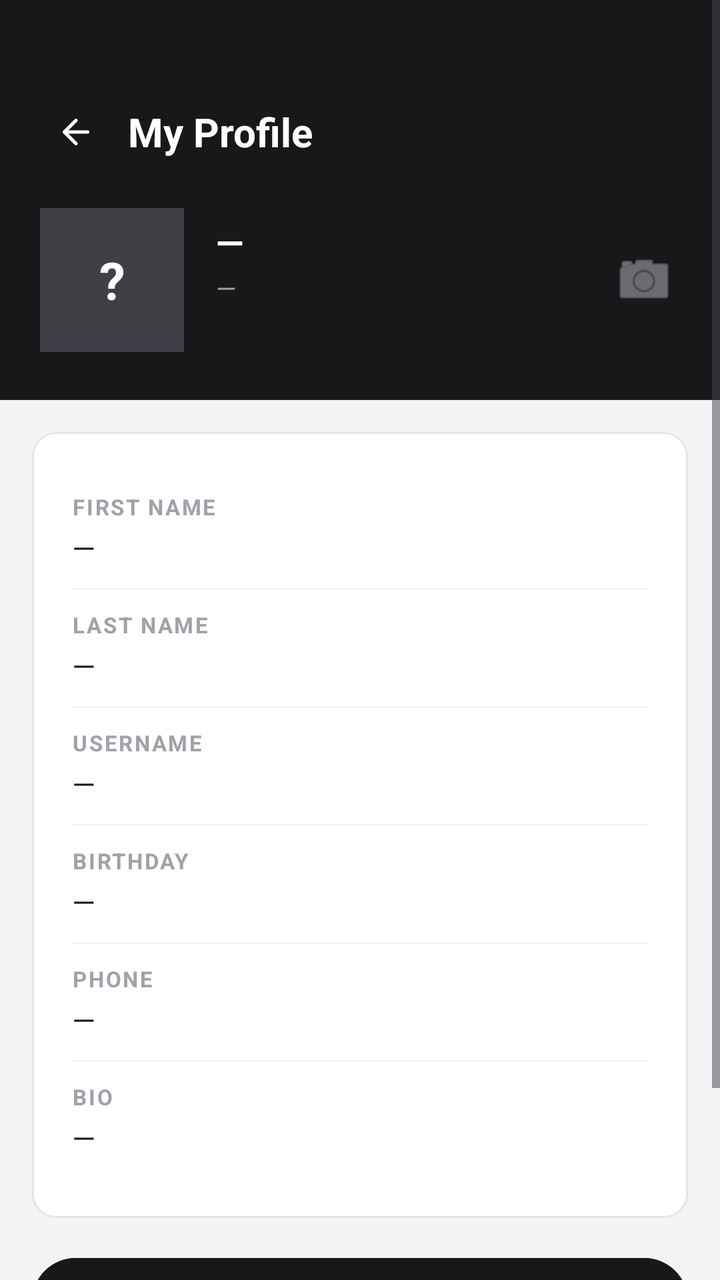
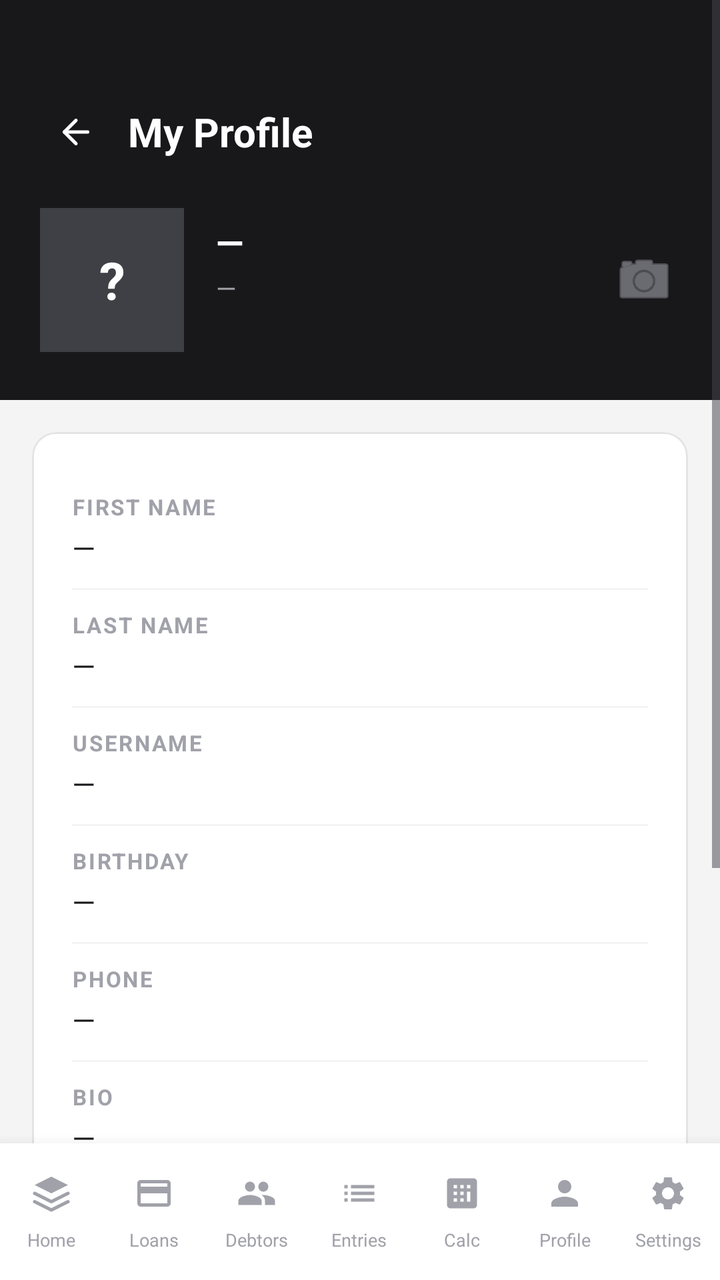

The first picture is an Android layout as it rendered before a commit; the second is the same layout after the commit. The layout source and the unified diff follow.
<!-- AndroidManifest.xml: application theme Theme.LoanBuddy -->
<!-- res/layout/activity_profile.xml -->
<?xml version="1.0" encoding="utf-8"?>
<ScrollView xmlns:android="http://schemas.android.com/apk/res/android"
    xmlns:app="http://schemas.android.com/apk/res-auto"
    android:id="@+id/profile_container"
    android:layout_width="match_parent"
    android:layout_height="match_parent"
    android:background="@color/bg_page"
    android:fillViewport="true">

    <LinearLayout
        android:layout_width="match_parent"
        android:layout_height="wrap_content"
        android:orientation="vertical">

        
        <LinearLayout
            android:layout_width="match_parent"
            android:layout_height="wrap_content"
            android:background="@color/zinc_900"
            android:orientation="vertical"
            android:paddingHorizontal="20dp"
            android:paddingTop="48dp"
            android:paddingBottom="24dp">

            <LinearLayout
                android:layout_width="match_parent"
                android:layout_height="wrap_content"
                android:gravity="center_vertical"
                android:orientation="horizontal">

                <ImageButton
                    android:id="@+id/back_button"
                    android:layout_width="36dp"
                    android:layout_height="36dp"
                    android:background="?attr/selectableItemBackgroundBorderless"
                    android:src="@drawable/ic_arrow_left"
                    android:contentDescription="Back"
                    app:tint="@color/white" />

                <TextView
                    android:layout_width="0dp"
                    android:layout_height="wrap_content"
                    android:layout_weight="1"
                    android:layout_marginStart="8dp"
                    android:text="My Profile"
                    android:textColor="@color/white"
                    android:textSize="20sp"
                    android:textStyle="bold" />

                <ProgressBar
                    android:id="@+id/progress_bar"
                    android:layout_width="24dp"
                    android:layout_height="24dp"
                    android:visibility="gone" />
            </LinearLayout>

            
            <LinearLayout
                android:layout_width="match_parent"
                android:layout_height="wrap_content"
                android:layout_marginTop="20dp"
                android:gravity="center_vertical"
                android:orientation="horizontal">

                <FrameLayout
                    android:layout_width="72dp"
                    android:layout_height="72dp">

                    <ImageView
                        android:id="@+id/avatar_image"
                        android:layout_width="72dp"
                        android:layout_height="72dp"
                        android:background="@color/zinc_700"
                        android:scaleType="centerCrop"
                        android:contentDescription="Profile photo"
                        android:visibility="gone" />

                    <TextView
                        android:id="@+id/avatar_initials"
                        android:layout_width="72dp"
                        android:layout_height="72dp"
                        android:gravity="center"
                        android:background="@color/zinc_700"
                        android:textColor="@color/white"
                        android:textSize="26sp"
                        android:textStyle="bold"
                        android:text="?" />
                </FrameLayout>

                <LinearLayout
                    android:layout_width="0dp"
                    android:layout_height="wrap_content"
                    android:layout_weight="1"
                    android:layout_marginStart="16dp"
                    android:orientation="vertical">

                    <TextView
                        android:id="@+id/profile_name"
                        android:layout_width="wrap_content"
                        android:layout_height="wrap_content"
                        android:text="—"
                        android:textColor="@color/white"
                        android:textSize="18sp"
                        android:textStyle="bold" />

                    <TextView
                        android:id="@+id/profile_email"
                        android:layout_width="wrap_content"
                        android:layout_height="wrap_content"
                        android:layout_marginTop="2dp"
                        android:text="—"
                        android:textColor="@color/zinc_400"
                        android:textSize="13sp" />

                    <TextView
                        android:id="@+id/profile_username"
                        android:layout_width="wrap_content"
                        android:layout_height="wrap_content"
                        android:layout_marginTop="2dp"
                        android:text=""
                        android:textColor="@color/zinc_500"
                        android:textSize="12sp" />
                </LinearLayout>

                <ImageButton
                    android:id="@+id/btn_change_photo"
                    android:layout_width="36dp"
                    android:layout_height="36dp"
                    android:background="?attr/selectableItemBackgroundBorderless"
                    android:src="@android:drawable/ic_menu_camera"
                    android:contentDescription="Change photo"
                    app:tint="@color/zinc_400" />
            </LinearLayout>
        </LinearLayout>

        
        <LinearLayout
            android:layout_width="match_parent"
            android:layout_height="wrap_content"
            android:orientation="vertical"
            android:padding="16dp">

            <com.google.android.material.card.MaterialCardView
                android:layout_width="match_parent"
                android:layout_height="wrap_content"
                app:cardBackgroundColor="@color/bg_card"
                app:cardCornerRadius="12dp"
                app:cardElevation="0dp"
                app:strokeColor="@color/zinc_200"
                app:strokeWidth="1dp">

                <LinearLayout
                    android:layout_width="match_parent"
                    android:layout_height="wrap_content"
                    android:orientation="vertical"
                    android:padding="20dp">

                    
                    <LinearLayout android:layout_width="match_parent" android:layout_height="wrap_content" android:orientation="vertical" android:paddingVertical="10dp">
                        <TextView android:layout_width="wrap_content" android:layout_height="wrap_content" android:text="FIRST NAME" android:textColor="@color/zinc_400" android:textSize="11sp" android:textStyle="bold" android:letterSpacing="0.08" />
                        <TextView android:id="@+id/val_first_name" android:layout_width="wrap_content" android:layout_height="wrap_content" android:layout_marginTop="3dp" android:text="—" android:textColor="@color/zinc_900" android:textSize="15sp" />
                    </LinearLayout>

                    <View android:layout_width="match_parent" android:layout_height="1dp" android:background="@color/zinc_100" />

                    
                    <LinearLayout android:layout_width="match_parent" android:layout_height="wrap_content" android:orientation="vertical" android:paddingVertical="10dp">
                        <TextView android:layout_width="wrap_content" android:layout_height="wrap_content" android:text="LAST NAME" android:textColor="@color/zinc_400" android:textSize="11sp" android:textStyle="bold" android:letterSpacing="0.08" />
                        <TextView android:id="@+id/val_last_name" android:layout_width="wrap_content" android:layout_height="wrap_content" android:layout_marginTop="3dp" android:text="—" android:textColor="@color/zinc_900" android:textSize="15sp" />
                    </LinearLayout>

                    <View android:layout_width="match_parent" android:layout_height="1dp" android:background="@color/zinc_100" />

                    
                    <LinearLayout android:layout_width="match_parent" android:layout_height="wrap_content" android:orientation="vertical" android:paddingVertical="10dp">
                        <TextView android:layout_width="wrap_content" android:layout_height="wrap_content" android:text="USERNAME" android:textColor="@color/zinc_400" android:textSize="11sp" android:textStyle="bold" android:letterSpacing="0.08" />
                        <TextView android:id="@+id/val_username" android:layout_width="wrap_content" android:layout_height="wrap_content" android:layout_marginTop="3dp" android:text="—" android:textColor="@color/zinc_900" android:textSize="15sp" />
                    </LinearLayout>

                    <View android:layout_width="match_parent" android:layout_height="1dp" android:background="@color/zinc_100" />

                    
                    <LinearLayout android:layout_width="match_parent" android:layout_height="wrap_content" android:orientation="vertical" android:paddingVertical="10dp">
                        <TextView android:layout_width="wrap_content" android:layout_height="wrap_content" android:text="BIRTHDAY" android:textColor="@color/zinc_400" android:textSize="11sp" android:textStyle="bold" android:letterSpacing="0.08" />
                        <TextView android:id="@+id/val_birthday" android:layout_width="wrap_content" android:layout_height="wrap_content" android:layout_marginTop="3dp" android:text="—" android:textColor="@color/zinc_900" android:textSize="15sp" />
                    </LinearLayout>

                    <View android:layout_width="match_parent" android:layout_height="1dp" android:background="@color/zinc_100" />

                    
                    <LinearLayout android:layout_width="match_parent" android:layout_height="wrap_content" android:orientation="vertical" android:paddingVertical="10dp">
                        <TextView android:layout_width="wrap_content" android:layout_height="wrap_content" android:text="PHONE" android:textColor="@color/zinc_400" android:textSize="11sp" android:textStyle="bold" android:letterSpacing="0.08" />
                        <TextView android:id="@+id/val_phone" android:layout_width="wrap_content" android:layout_height="wrap_content" android:layout_marginTop="3dp" android:text="—" android:textColor="@color/zinc_900" android:textSize="15sp" />
                    </LinearLayout>

                    <View android:layout_width="match_parent" android:layout_height="1dp" android:background="@color/zinc_100" />

                    
                    <LinearLayout android:layout_width="match_parent" android:layout_height="wrap_content" android:orientation="vertical" android:paddingVertical="10dp">
                        <TextView android:layout_width="wrap_content" android:layout_height="wrap_content" android:text="BIO" android:textColor="@color/zinc_400" android:textSize="11sp" android:textStyle="bold" android:letterSpacing="0.08" />
                        <TextView android:id="@+id/val_bio" android:layout_width="wrap_content" android:layout_height="wrap_content" android:layout_marginTop="3dp" android:text="—" android:textColor="@color/zinc_900" android:textSize="15sp" />
                    </LinearLayout>

                </LinearLayout>
            </com.google.android.material.card.MaterialCardView>

            
            <Button
                android:id="@+id/btn_edit_profile"
                android:layout_width="match_parent"
                android:layout_height="52dp"
                android:layout_marginTop="16dp"
                android:backgroundTint="@color/zinc_900"
                android:text="Edit Profile"
                android:textColor="@color/white"
                android:textSize="14sp"
                android:textStyle="bold" />

            <Button
                android:id="@+id/btn_change_password"
                android:layout_width="match_parent"
                android:layout_height="52dp"
                android:layout_marginTop="8dp"
                android:backgroundTint="@color/zinc_700"
                android:text="Change Password"
                android:textColor="@color/white"
                android:textSize="14sp" />

        </LinearLayout>
    </LinearLayout>
</ScrollView>
<!-- resources referenced by this layout -->
<resources>
  <!-- unchanged entries left out for length: 12 -->
</resources>

<!-- the commit's change to res/layout/activity_profile.xml (unified diff, before → after) -->
@@ -1,10 +1,16 @@
 <?xml version="1.0" encoding="utf-8"?>
-<ScrollView xmlns:android="http://schemas.android.com/apk/res/android"
+<LinearLayout xmlns:android="http://schemas.android.com/apk/res/android"
     xmlns:app="http://schemas.android.com/apk/res-auto"
     android:id="@+id/profile_container"
     android:layout_width="match_parent"
     android:layout_height="match_parent"
     android:background="@color/bg_page"
+    android:orientation="vertical">
+
+<ScrollView
+    android:layout_width="match_parent"
+    android:layout_height="0dp"
+    android:layout_weight="1"
     android:fillViewport="true">
 
     <LinearLayout
@@ -229,3 +235,98 @@
         </LinearLayout>
     </LinearLayout>
 </ScrollView>
+
+<include layout="@layout/layout_bottom_nav" />
+
+</LinearLayout>
+<!-- res/layout/layout_bottom_nav.xml (included above) -->
+<?xml version="1.0" encoding="utf-8"?>
+<LinearLayout xmlns:android="http://schemas.android.com/apk/res/android"
+    xmlns:app="http://schemas.android.com/apk/res-auto"
+    android:id="@+id/bottom_nav_container"
+    android:layout_width="match_parent"
+    android:layout_height="wrap_content"
+    android:background="@color/white"
+    android:elevation="12dp"
+    android:orientation="horizontal"
+    android:paddingTop="8dp"
+    android:paddingBottom="12dp">
+
+    
+    <LinearLayout android:id="@+id/nav_home" android:layout_width="0dp" android:layout_height="wrap_content"
+        android:layout_weight="1" android:gravity="center" android:orientation="vertical" android:padding="2dp">
+        <FrameLayout android:id="@+id/nav_bg_home" android:layout_width="44dp" android:layout_height="30dp" android:gravity="center">
+            <ImageView android:id="@+id/nav_icon_home" android:layout_width="20dp" android:layout_height="20dp"
+                android:layout_gravity="center" android:src="@drawable/ic_home" app:tint="@color/zinc_400" />
+        </FrameLayout>
+        <TextView android:id="@+id/nav_label_home" android:layout_width="wrap_content" android:layout_height="wrap_content"
+            android:text="Home" android:textSize="9sp" android:textColor="@color/zinc_400" android:layout_marginTop="2dp" />
+    </LinearLayout>
+
+    
+    <LinearLayout android:id="@+id/nav_loans" android:layout_width="0dp" android:layout_height="wrap_content"
+        android:layout_weight="1" android:gravity="center" android:orientation="vertical" android:padding="2dp">
+        <FrameLayout android:id="@+id/nav_bg_loans" android:layout_width="44dp" android:layout_height="30dp" android:gravity="center">
+            <ImageView android:id="@+id/nav_icon_loans" android:layout_width="20dp" android:layout_height="20dp"
+                android:layout_gravity="center" android:src="@drawable/ic_loans" app:tint="@color/zinc_400" />
+        </FrameLayout>
+        <TextView android:id="@+id/nav_label_loans" android:layout_width="wrap_content" android:layout_height="wrap_content"
+            android:text="Loans" android:textSize="9sp" android:textColor="@color/zinc_400" android:layout_marginTop="2dp" />
+    </LinearLayout>
+
+    
+    <LinearLayout android:id="@+id/nav_debtors" android:layout_width="0dp" android:layout_height="wrap_content"
+        android:layout_weight="1" android:gravity="center" android:orientation="vertical" android:padding="2dp">
+        <FrameLayout android:id="@+id/nav_bg_debtors" android:layout_width="44dp" android:layout_height="30dp" android:gravity="center">
+            <ImageView android:id="@+id/nav_icon_debtors" android:layout_width="20dp" android:layout_height="20dp"
+                android:layout_gravity="center" android:src="@drawable/ic_debtors" app:tint="@color/zinc_400" />
+        </FrameLayout>
+        <TextView android:id="@+id/nav_label_debtors" android:layout_width="wrap_content" android:layout_height="wrap_content"
+            android:text="Debtors" android:textSize="9sp" android:textColor="@color/zinc_400" android:layout_marginTop="2dp" />
+    </LinearLayout>
+
+    
+    <LinearLayout android:id="@+id/nav_entries" android:layout_width="0dp" android:layout_height="wrap_content"
+        android:layout_weight="1" android:gravity="center" android:orientation="vertical" android:padding="2dp">
+        <FrameLayout android:id="@+id/nav_bg_entries" android:layout_width="44dp" android:layout_height="30dp" android:gravity="center">
+            <ImageView android:id="@+id/nav_icon_entries" android:layout_width="20dp" android:layout_height="20dp"
+                android:layout_gravity="center" android:src="@drawable/ic_entries" app:tint="@color/zinc_400" />
+        </FrameLayout>
+        <TextView android:id="@+id/nav_label_entries" android:layout_width="wrap_content" android:layout_height="wrap_content"
+            android:text="Entries" android:textSize="9sp" android:textColor="@color/zinc_400" android:layout_marginTop="2dp" />
+    </LinearLayout>
+
+    
+    <LinearLayout android:id="@+id/nav_calc" android:layout_width="0dp" android:layout_height="wrap_content"
+        android:layout_weight="1" android:gravity="center" android:orientation="vertical" android:padding="2dp">
+        <FrameLayout android:id="@+id/nav_bg_calc" android:layout_width="44dp" android:layout_height="30dp" android:gravity="center">
+            <ImageView android:id="@+id/nav_icon_calc" android:layout_width="20dp" android:layout_height="20dp"
+                android:layout_gravity="center" android:src="@drawable/ic_calc" app:tint="@color/zinc_400" />
+        </FrameLayout>
+        <TextView android:id="@+id/nav_label_calc" android:layout_width="wrap_content" android:layout_height="wrap_content"
+            android:text="Calc" android:textSize="9sp" android:textColor="@color/zinc_400" android:layout_marginTop="2dp" />
+    </LinearLayout>
+
+    
+    <LinearLayout android:id="@+id/nav_profile" android:layout_width="0dp" android:layout_height="wrap_content"
+        android:layout_weight="1" android:gravity="center" android:orientation="vertical" android:padding="2dp">
+        <FrameLayout android:id="@+id/nav_bg_profile" android:layout_width="44dp" android:layout_height="30dp" android:gravity="center">
+            <ImageView android:id="@+id/nav_icon_profile" android:layout_width="20dp" android:layout_height="20dp"
+                android:layout_gravity="center" android:src="@drawable/ic_user" app:tint="@color/zinc_400" />
+        </FrameLayout>
+        <TextView android:id="@+id/nav_label_profile" android:layout_width="wrap_content" android:layout_height="wrap_content"
+            android:text="Profile" android:textSize="9sp" android:textColor="@color/zinc_400" android:layout_marginTop="2dp" />
+    </LinearLayout>
+
+    
+    <LinearLayout android:id="@+id/nav_settings" android:layout_width="0dp" android:layout_height="wrap_content"
+        android:layout_weight="1" android:gravity="center" android:orientation="vertical" android:padding="2dp">
+        <FrameLayout android:id="@+id/nav_bg_settings" android:layout_width="44dp" android:layout_height="30dp" android:gravity="center">
+            <ImageView android:id="@+id/nav_icon_settings" android:layout_width="20dp" android:layout_height="20dp"
+                android:layout_gravity="center" android:src="@drawable/ic_settings" app:tint="@color/zinc_400" />
+        </FrameLayout>
+        <TextView android:id="@+id/nav_label_settings" android:layout_width="wrap_content" android:layout_height="wrap_content"
+            android:text="Settings" android:textSize="9sp" android:textColor="@color/zinc_400" android:layout_marginTop="2dp" />
+    </LinearLayout>
+
+</LinearLayout>
<!-- resource entries referenced after the edit -->
@@ -1,5 +1,96 @@
 <!-- resources referenced by this layout -->
 <resources>
+  <!-- drawable ic_calc (drawable) -->
+  <?xml version="1.0" encoding="utf-8"?>
+  <vector xmlns:android="http://schemas.android.com/apk/res/android"
+      android:viewportWidth="24"
+      android:viewportHeight="24"
+      android:width="24dp"
+      android:height="24dp">
+      <path
+          android:fillColor="#000000"
+          android:pathData="M19,3H5C3.9,3 3,3.9 3,5v14c0,1.1 0.9,2 2,2h14c1.1,0 2,-0.9 2,-2V5C21,3.9 20.1,3 19,3zM9,17H7v-2h2v2zM9,13H7v-2h2v2zM9,9H7V7h2v2zM13,17h-2v-2h2v2zM13,13h-2v-2h2v2zM13,9h-2V7h2v2zM17,17h-2v-6h2v6zM17,9h-2V7h2v2z" />
+  </vector>
+  <!-- drawable ic_debtors (drawable) -->
+  <?xml version="1.0" encoding="utf-8"?>
+  <vector xmlns:android="http://schemas.android.com/apk/res/android"
+      android:viewportWidth="24"
+      android:viewportHeight="24"
+      android:width="24dp"
+      android:height="24dp">
+      <path
+          android:fillColor="#000000"
+          android:pathData="M16,11c1.66,0 2.99,-1.34 2.99,-3S17.66,5 16,5c-1.66,0 -3,1.34 -3,3s1.34,3 3,3zM8,11c1.66,0 2.99,-1.34 2.99,-3S9.66,5 8,5C6.34,5 5,6.34 5,8s1.34,3 3,3zM8,13c-2.33,0 -7,1.17 -7,3.5V19h14v-2.5C15,14.17 10.33,13 8,13zM16,13c-0.29,0 -0.62,0.02 -0.97,0.05 1.16,0.84 1.97,1.97 1.97,3.45V19h6v-2.5C23,14.17 18.33,13 16,13z" />
+  </vector>
+  <!-- drawable ic_entries (drawable) -->
+  <?xml version="1.0" encoding="utf-8"?>
+  <vector xmlns:android="http://schemas.android.com/apk/res/android"
+      android:viewportWidth="24"
+      android:viewportHeight="24"
+      android:width="24dp"
+      android:height="24dp">
+      <path
+          android:fillColor="#000000"
+          android:pathData="M3,13h2v-2H3v2zM3,17h2v-2H3v2zM3,9h2V7H3v2zM7,13h14v-2H7v2zM7,17h14v-2H7v2zM7,7v2h14V7H7z" />
+  </vector>
+  <!-- drawable ic_home (drawable) -->
+  <?xml version="1.0" encoding="utf-8"?>
+  <vector xmlns:android="http://schemas.android.com/apk/res/android"
+      android:width="22dp"
+      android:height="22dp"
+      android:viewportWidth="24"
+      android:viewportHeight="24">
+      <path
+          android:pathData="M12,2L2,7L12,12L22,7L12,2Z"
+          android:fillColor="@color/zinc_500" />
+      <path
+          android:pathData="M2,17L12,22L22,17"
+          android:strokeWidth="2"
+          android:strokeColor="@color/zinc_500"
+          android:fillColor="#00000000"
+          android:strokeLineCap="round"
+          android:strokeLineJoin="round" />
+      <path
+          android:pathData="M2,12L12,17L22,12"
+          android:strokeWidth="2"
+          android:strokeColor="@color/zinc_500"
+          android:fillColor="#00000000"
+          android:strokeLineCap="round"
+          android:strokeLineJoin="round" />
+  </vector>
+  <!-- drawable ic_loans (drawable) -->
+  <?xml version="1.0" encoding="utf-8"?>
+  <vector xmlns:android="http://schemas.android.com/apk/res/android"
+      android:viewportWidth="24"
+      android:viewportHeight="24"
+      android:width="24dp"
+      android:height="24dp">
+      <path
+          android:fillColor="#000000"
+          android:pathData="M20,4H4C2.89,4 2,4.89 2,6v12a2,2 0,0 0,2,2h16a2,2 0,0 0,2,-2V6C22,4.89 21.1,4 20,4zM20,18H4v-6h16v6zM20,8H4V6h16v2z" />
+  </vector>
+  <!-- drawable ic_settings (drawable) -->
+  <?xml version="1.0" encoding="utf-8"?>
+  <vector xmlns:android="http://schemas.android.com/apk/res/android"
+      android:viewportWidth="24"
+      android:viewportHeight="24"
+      android:width="24dp"
+      android:height="24dp">
+      <path
+          android:fillColor="#000000"
+          android:pathData="M19.14,12.94c0.04,-0.3 0.06,-0.61 0.06,-0.94c0,-0.32 -0.02,-0.64 -0.07,-0.94l2.03,-1.58c0.18,-0.14 0.23,-0.41 0.12,-0.61l-1.92,-3.32c-0.12,-0.22 -0.37,-0.29 -0.59,-0.22l-2.39,0.96c-0.5,-0.38 -1.03,-0.7 -1.62,-0.94L14.4,2.81c-0.04,-0.24 -0.24,-0.41 -0.48,-0.41h-3.84c-0.24,0 -0.43,0.17 -0.47,0.41L9.25,5.35C8.66,5.59 8.12,5.92 7.63,6.29L5.24,5.33c-0.22,-0.08 -0.47,0 -0.59,0.22L2.74,8.87C2.62,9.08 2.66,9.34 2.86,9.48l2.03,1.58C4.84,11.36 4.8,11.69 4.8,12s0.02,0.64 0.07,0.94l-2.03,1.58c-0.18,0.14 -0.23,0.41 -0.12,0.61l1.92,3.32c0.12,0.22 0.37,0.29 0.59,0.22l2.39,-0.96c0.5,0.38 1.03,0.7 1.62,0.94l0.36,2.54c0.05,0.24 0.24,0.41 0.48,0.41h3.84c0.24,0 0.44,-0.17 0.47,-0.41l0.36,-2.54c0.59,-0.24 1.13,-0.56 1.62,-0.94l2.39,0.96c0.22,0.08 0.47,0 0.59,-0.22l1.92,-3.32c0.12,-0.22 0.07,-0.47 -0.12,-0.61L19.14,12.94zM12,15.6c-1.98,0 -3.6,-1.62 -3.6,-3.6s1.62,-3.6 3.6,-3.6s3.6,1.62 3.6,3.6S13.98,15.6 12,15.6z" />
+  </vector>
+  <!-- drawable ic_user (drawable) -->
+  <?xml version="1.0" encoding="utf-8"?>
+  <vector xmlns:android="http://schemas.android.com/apk/res/android"
+      android:width="22dp"
+      android:height="22dp"
+      android:viewportWidth="24"
+      android:viewportHeight="24">
+      <path
+          android:pathData="M12,12C14.21,12 16,10.21 16,8C16,5.79 14.21,4 12,4C9.79,4 8,5.79 8,8C8,10.21 9.79,12 12,12ZM12,14C9.33,14 4,15.34 4,18V20H20V18C20,15.34 14.67,14 12,14Z"
+          android:fillColor="@color/zinc_500" />
+  </vector>
   <!-- unchanged entries left out for length: 12 -->
 </resources>
 
